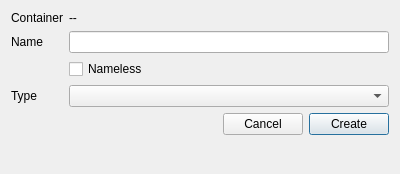
sashaouellet/Helix, file ui/elementCreation.ui: the form before one commit.
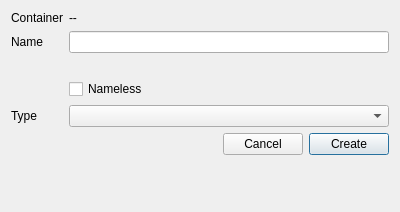
The form after the commit.

Patch:
```diff
--- a/ui/elementCreation.ui
+++ b/ui/elementCreation.ui
@@ -7,7 +7,7 @@
     <x>0</x>
     <y>0</y>
     <width>400</width>
-    <height>174</height>
+    <height>212</height>
    </rect>
   </property>
   <property name="windowTitle">
@@ -38,14 +38,14 @@
      </property>
     </widget>
    </item>
-   <item row="4" column="0">
+   <item row="5" column="0">
     <widget class="QLabel" name="label_2">
      <property name="text">
       <string>Type</string>
      </property>
     </widget>
    </item>
-   <item row="6" column="1">
+   <item row="7" column="1">
     <layout class="QHBoxLayout" name="horizontalLayout">
      <item>
       <spacer name="horizontalSpacer">
@@ -85,7 +85,7 @@
      </item>
     </layout>
    </item>
-   <item row="4" column="1">
+   <item row="5" column="1">
     <widget class="QComboBox" name="CMB_type"/>
    </item>
    <item row="2" column="1">
@@ -95,7 +95,7 @@
      </item>
     </layout>
    </item>
-   <item row="3" column="1">
+   <item row="4" column="1">
     <widget class="QCheckBox" name="CHK_nameless">
      <property name="toolTip">
       <string>Only applicable for shot-level elements. If checked, the element will be given an &quot;internal&quot; name corresponding to its sequence and shot number it is a part of.</string>
@@ -105,6 +105,13 @@
      </property>
     </widget>
    </item>
+   <item row="3" column="1">
+    <widget class="QLabel" name="LBL_issues">
+     <property name="text">
+      <string/>
+     </property>
+    </widget>
+   </item>
   </layout>
  </widget>
  <resources/>
```
